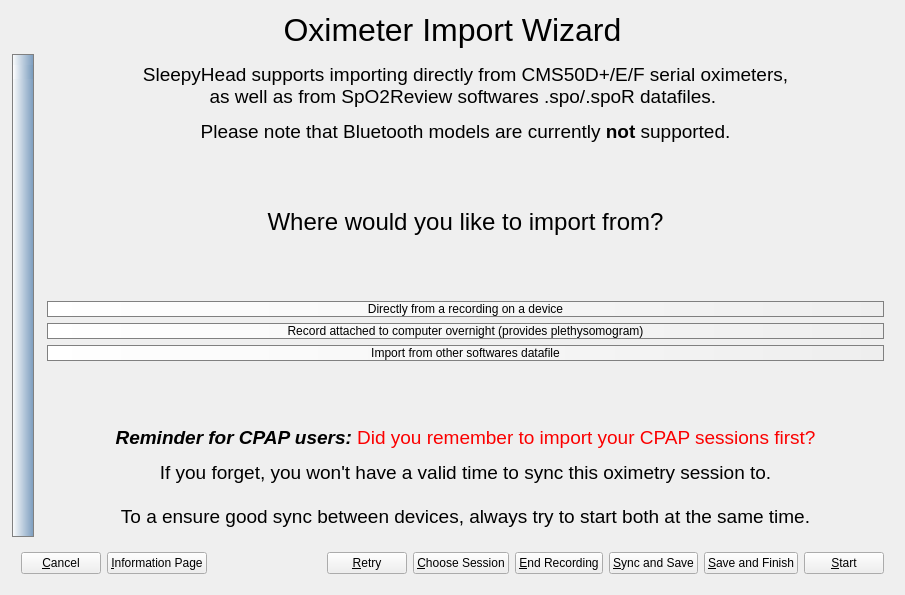
The window that sleepyhead/oximeterimport.ui (sbonaime/sleepyhead-code.) describes before a commit, drawn with Qt 5.
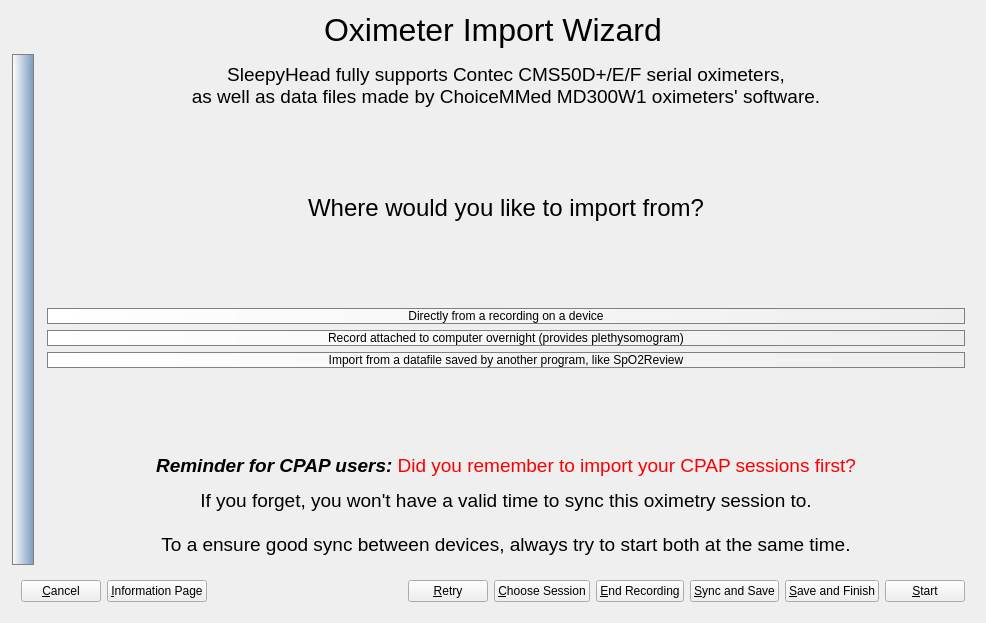
The same window after the commit. The open tabs and pages were chosen to show the change. Icons and pictures are not drawn.

The edit to the form file:
```diff
--- a/sleepyhead/oximeterimport.ui
+++ b/sleepyhead/oximeterimport.ui
@@ -6,8 +6,8 @@
    <rect>
     <x>0</x>
     <y>0</y>
-    <width>905</width>
-    <height>595</height>
+    <width>986</width>
+    <height>623</height>
    </rect>
   </property>
   <property name="windowTitle">
@@ -782,7 +782,7 @@
             </font>
            </property>
            <property name="text">
-            <string>&lt;html&gt;&lt;head/&gt;&lt;body&gt;&lt;p&gt;SleepyHead supports importing directly from CMS50D+/E/F serial oximeters, &lt;br/&gt;as well as from SpO2Review softwares .spo/.spoR datafiles. &lt;/p&gt;&lt;p&gt;Please note that Bluetooth models are currently &lt;span style=&quot; font-weight:600;&quot;&gt;not&lt;/span&gt; supported.&lt;/p&gt;&lt;/body&gt;&lt;/html&gt;</string>
+            <string>&lt;html&gt;&lt;head/&gt;&lt;body&gt;&lt;p&gt;SleepyHead fully supports Contec CMS50D+/E/F serial oximeters, &lt;br/&gt;as well as data files made by ChoiceMMed MD300W1 oximeters' software.&lt;/p&gt;&lt;/body&gt;&lt;/html&gt;</string>
            </property>
            <property name="alignment">
             <set>Qt::AlignHCenter|Qt::AlignTop</set>
@@ -894,7 +894,7 @@
             <string notr="true"/>
            </property>
            <property name="text">
-            <string>Import from other softwares datafile</string>
+            <string>Import from a datafile saved by another program, like SpO2Review</string>
            </property>
            <property name="icon">
             <iconset resource="Resources.qrc">
```
Left out of the diff: 5 changed lines with no effect on the pictures.
